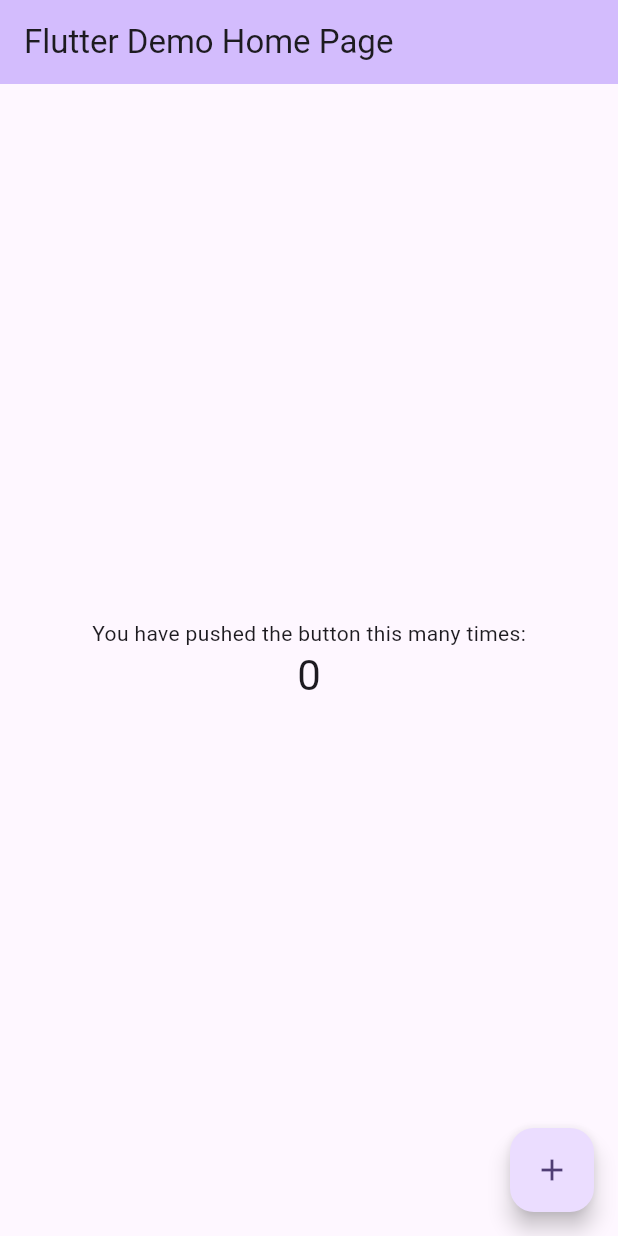
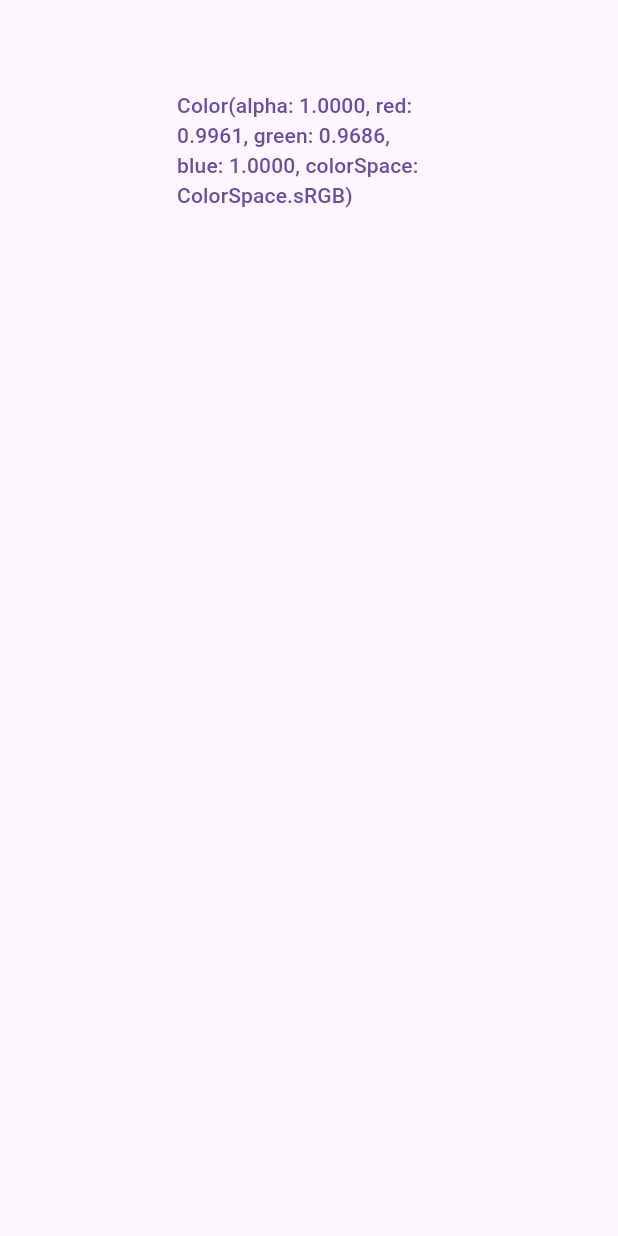
Before and after one commit to bossxomlut/gps_tracking, a Flutter app: the screen it shows after launch, on a phone screen of 412 x 824 dp. Run offline on Flutter 3.47's test engine with Material 3 defaults, Android fonts, the phone set to English and light mode, and no system bars; our stand-ins replace flutter_bloc.

Commit message:
wrapping app theme

```diff
--- /dev/null
+++ b/lib/base_presentation/theme/app_theme.dart
@@ -0,0 +1,43 @@
+part of 'theme.dart';
+
+class AppTheme extends ChangeNotifier {
+  AppTheme._();
+
+  static AppTheme? _instance;
+
+  static AppTheme get instance => _instance!;
+
+  static BuildContext? _rootContext;
+
+  factory AppTheme.initFromRootContext(BuildContext context) {
+    _rootContext = context;
+    _instance ??= AppTheme._();
+    return instance;
+  }
+
+  static ThemeData theme(BuildContext context) => Theme.of(context);
+
+  static TextTheme textTheme(BuildContext context) => theme(context).textTheme;
+
+  ThemeMode _mode = ThemeMode.dark;
+
+  ThemeMode get mode => _mode;
+
+  void setMode(ThemeMode mode) {
+    _mode = mode;
+    notifyListeners();
+  }
+
+  void toggleMode() {
+    switch (_mode) {
+      case ThemeMode.system:
+      case ThemeMode.light:
+        _mode = ThemeMode.dark;
+        break;
+      case ThemeMode.dark:
+        _mode = ThemeMode.light;
+        break;
+    }
+    notifyListeners();
+  }
+}
--- /dev/null
+++ b/lib/base_presentation/theme/theme.dart
@@ -0,0 +1,3 @@
+import 'package:flutter/material.dart';
+
+part 'app_theme.dart';
--- /dev/null
+++ b/lib/feature/home/home.dart
@@ -0,0 +1,6 @@
+import 'package:flutter/material.dart';
+import 'package:mp3_convert/base_presentation/page/base_page.dart';
+import 'package:mp3_convert/base_presentation/theme/theme.dart';
+import 'package:mp3_convert/base_presentation/view/base_view.dart';
+
+part 'home_page.dart';
--- /dev/null
+++ b/lib/feature/home/home_page.dart
@@ -0,0 +1,44 @@
+part of 'home.dart';
+
+class _HomePage extends BasePage {
+  const _HomePage({super.key});
+
+  @override
+  Widget buildBody(BuildContext context) {
+    return Center(
+      child: Column(
+        children: [
+          Container(
+            width: 200,
+            height: 200,
+            color: AppTheme.theme(context).cardColor,
+            child: TextButton(
+              onPressed: () {
+                AppTheme.instance.toggleMode();
+              },
+              child: Text(
+                AppTheme.theme(context).cardColor.toString(),
+              ),
+            ),
+          ),
+          Container(
+            width: 200,
+            height: 200,
+            decoration: BoxDecoration(
+              color: AppTheme.theme(context).cardColor,
+            ),
+          )
+        ],
+      ),
+    );
+  }
+}
+
+class HomePage extends StatelessWidget {
+  const HomePage({super.key});
+
+  @override
+  Widget build(BuildContext context) {
+    return _HomePage();
+  }
+}
--- a/lib/main.dart
+++ b/lib/main.dart
@@ -1,4 +1,6 @@
 import 'package:flutter/material.dart';
+import 'package:mp3_convert/base_presentation/theme/theme.dart';
+import 'package:mp3_convert/feature/home/home.dart';
 
 void main() {
   runApp(const MyApp());
@@ -7,119 +9,23 @@ void main() {
 class MyApp extends StatelessWidget {
   const MyApp({super.key});
 
-  // This widget is the root of your application.
   @override
   Widget build(BuildContext context) {
+    AppTheme.initFromRootContext(context);
+    return ListenableBuilder(
+        listenable: AppTheme.instance,
+        builder: (context, _) {
           return MaterialApp(
             title: 'Flutter Demo',
+            themeMode: AppTheme.instance.mode,
             theme: ThemeData(
-        // This is the theme of your application.
-        //
-        // TRY THIS: Try running your application with "flutter run". You'll see
-        // the application has a purple toolbar. Then, without quitting the app,
-        // try changing the seedColor in the colorScheme below to Colors.green
-        // and then invoke "hot reload" (save your changes or press the "hot
-        // reload" button in a Flutter-supported IDE, or press "r" if you used
-        // the command line to start the app).
-        //
-        // Notice that the counter didn't reset back to zero; the application
-        // state is not lost during the reload. To reset the state, use hot
-        // restart instead.
-        //
-        // This works for code too, not just values: Most code changes can be
-        // tested with just a hot reload.
-        colorScheme: ColorScheme.fromSeed(seedColor: Colors.deepPurple),
               useMaterial3: true,
             ),
-      home: const MyHomePage(title: 'Flutter Demo Home Page'),
+            darkTheme: ThemeData(
+              useMaterial3: true,
+            ),
+            home: const HomePage(),
           );
+        });
   }
 }
-
-class MyHomePage extends StatefulWidget {
-  const MyHomePage({super.key, required this.title});
-
-  // This widget is the home page of your application. It is stateful, meaning
-  // that it has a State object (defined below) that contains fields that affect
-  // how it looks.
-
-  // This class is the configuration for the state. It holds the values (in this
-  // case the title) provided by the parent (in this case the App widget) and
-  // used by the build method of the State. Fields in a Widget subclass are
-  // always marked "final".
-
-  final String title;
-
-  @override
-  State<MyHomePage> createState() => _MyHomePageState();
-}
-
-class _MyHomePageState extends State<MyHomePage> {
-  int _counter = 0;
-
-  void _incrementCounter() {
-    setState(() {
-      // This call to setState tells the Flutter framework that something has
-      // changed in this State, which causes it to rerun the build method below
-      // so that the display can reflect the updated values. If we changed
-      // _counter without calling setState(), then the build method would not be
-      // called again, and so nothing would appear to happen.
-      _counter++;
-    });
-  }
-
-  @override
-  Widget build(BuildContext context) {
-    // This method is rerun every time setState is called, for instance as done
-    // by the _incrementCounter method above.
-    //
-    // The Flutter framework has been optimized to make rerunning build methods
-    // fast, so that you can just rebuild anything that needs updating rather
-    // than having to individually change instances of widgets.
-    return Scaffold(
-      appBar: AppBar(
-        // TRY THIS: Try changing the color here to a specific color (to
-        // Colors.amber, perhaps?) and trigger a hot reload to see the AppBar
-        // change color while the other colors stay the same.
-        backgroundColor: Theme.of(context).colorScheme.inversePrimary,
-        // Here we take the value from the MyHomePage object that was created by
-        // the App.build method, and use it to set our appbar title.
-        title: Text(widget.title),
-      ),
-      body: Center(
-        // Center is a layout widget. It takes a single child and positions it
-        // in the middle of the parent.
-        child: Column(
-          // Column is also a layout widget. It takes a list of children and
-          // arranges them vertically. By default, it sizes itself to fit its
-          // children horizontally, and tries to be as tall as its parent.
-          //
-          // Column has various properties to control how it sizes itself and
-          // how it positions its children. Here we use mainAxisAlignment to
-          // center the children vertically; the main axis here is the vertical
-          // axis because Columns are vertical (the cross axis would be
-          // horizontal).
-          //
-          // TRY THIS: Invoke "debug painting" (choose the "Toggle Debug Paint"
-          // action in the IDE, or press "p" in the console), to see the
-          // wireframe for each widget.
-          mainAxisAlignment: MainAxisAlignment.center,
-          children: <Widget>[
-            const Text(
-              'You have pushed the button this many times:',
-            ),
-            Text(
-              '$_counter',
-              style: Theme.of(context).textTheme.headlineMedium,
-            ),
-          ],
-        ),
-      ),
-      floatingActionButton: FloatingActionButton(
-        onPressed: _incrementCounter,
-        tooltip: 'Increment',
-        child: const Icon(Icons.add),
-      ), // This trailing comma makes auto-formatting nicer for build methods.
-    );
-  }
-}
```
Also changed, not shown: lib/base_presentation/page/base_page.dart (+4 -4 lines), lib/base_presentation/view/base_view.dart (+0 -17 lines). Lines whose indentation alone changed are shown as unchanged.
